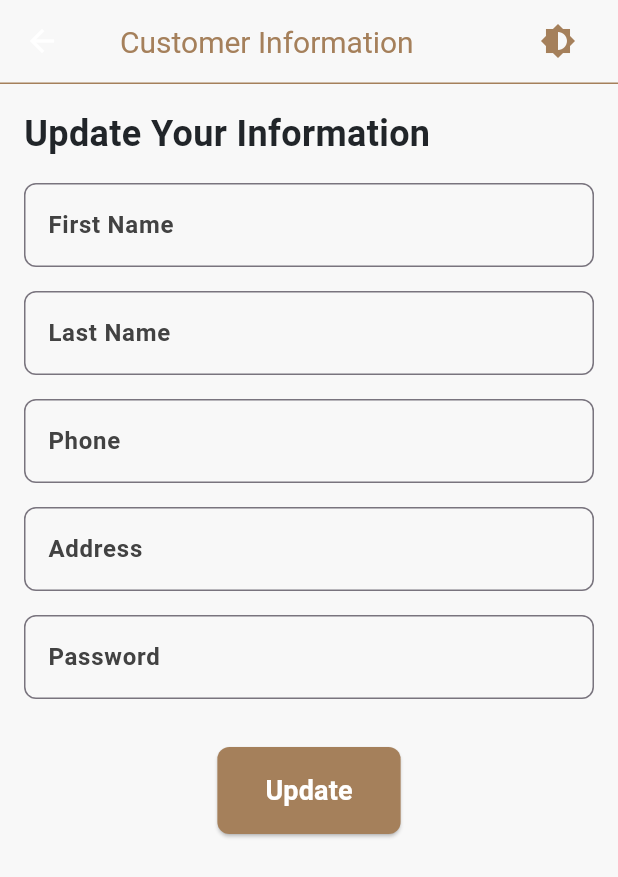
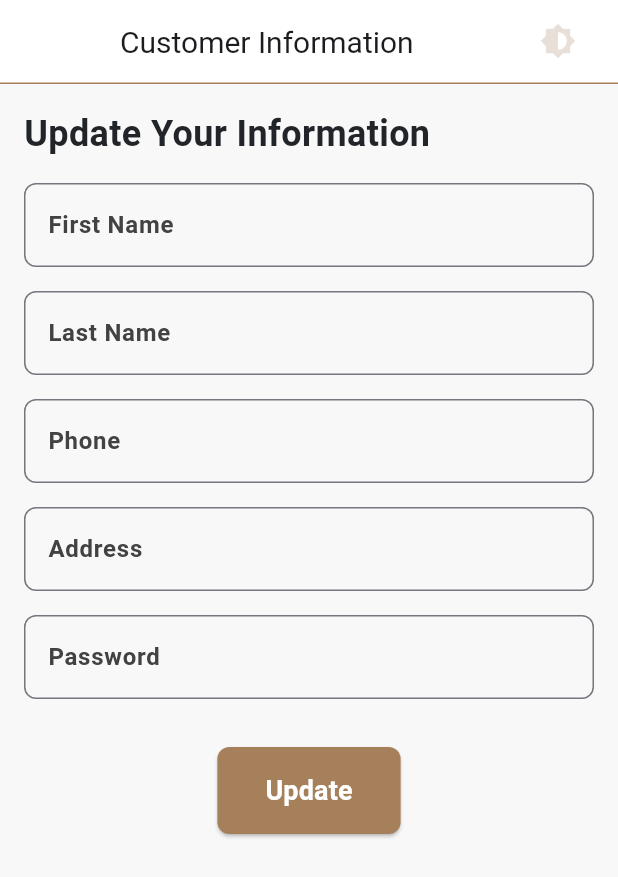
Before and after one commit to AhmedmohamedAhmed90/RealEstateMobile, a Flutter app: the CustomerDataPage screen opened directly with empty values, on a phone screen of 412 x 824 dp. Shown: the top 877 px of the screen. Run offline on Flutter 3.47's test engine with Material 3 defaults, Android fonts, the phone set to English and light mode, and no system bars; our stand-ins replace bloc, carousel_slider, dio, equatable, file_picker, flutter_bloc and 4 more; missing offline and left inert: custom_line_indicator_bottom_navbar; accounts and stored records are empty; network calls fail.

Commit message:
update 14 files and delete 20 files

```diff
--- a/real_estate_mobile/lib/modules/Home/carousel_with_Indicator.dart
+++ b/real_estate_mobile/lib/modules/Home/carousel_with_Indicator.dart
@@ -48,7 +48,7 @@ class _CarouselWithIndicatorState extends State<CarouselWithIndicator> {
             autoPlayInterval: Duration(seconds: 3),
             autoPlayAnimationDuration: Duration(milliseconds: 800),
             enlargeCenterPage: true,
-            enlargeFactor: 0.3,
+            enlargeFactor: 0.5,
             scrollDirection: Axis.horizontal,
             onPageChanged: (index, reason) {
               setState(() {
--- a/real_estate_mobile/lib/modules/Home/home_page.dart
+++ b/real_estate_mobile/lib/modules/Home/home_page.dart
@@ -198,7 +198,7 @@ class HomeContent extends StatelessWidget {
                             },
                           ),
                         ),
-                        title: Text(newsItem['title']!, style: Theme.of(context).textTheme.bodyLarge!.copyWith(color: Theme.of(context).primaryColor)),
+                        title: Text(newsItem['title']!, style: Theme.of(context).textTheme.bodyLarge!.copyWith(color: Theme.of(context).secondaryHeaderColor)),
                         onTap: () {
                           Navigator.push(
                             context,
@@ -246,9 +246,9 @@ class QuickAccessItem extends StatelessWidget {
         child: Column(
           mainAxisAlignment: MainAxisAlignment.center,
           children: [
-            Icon(icon, size: 30, color: Theme.of(context).primaryColor), // Use theme color
+            Icon(icon, size: 30, color: Theme.of(context).secondaryHeaderColor), // Use theme color
             const SizedBox(height: 10),
-            Text(label, style: Theme.of(context).textTheme.bodyMedium?.copyWith(color: Theme.of(context).primaryColor) ), // Use theme text style
+            Text(label, style: Theme.of(context).textTheme.bodyMedium?.copyWith(color: Theme.of(context).secondaryHeaderColor) ), // Use theme text style
           ],
         ),
       ),
--- a/real_estate_mobile/lib/modules/News/news_detail_page.dart
+++ b/real_estate_mobile/lib/modules/News/news_detail_page.dart
@@ -45,7 +45,7 @@ class NewsDetailPage extends StatelessWidget {
                   ),
                   SizedBox(height: 16),
                   Text(
-                    newsItem['text[en]'] ?? 'No content available',
+                    newsItem['title'] ?? 'No content available',
                     style: Theme.of(context).textTheme.bodyMedium,
                   ),
                 ],
--- a/real_estate_mobile/lib/shared/appcubit/ThemeCubit.dart
+++ b/real_estate_mobile/lib/shared/appcubit/ThemeCubit.dart
@@ -7,15 +7,17 @@ class LightThemeState extends ThemeState {
   ThemeData get themeData => ThemeData(
     unselectedWidgetColor:Colors.black45,
     cardColor: Colors.grey[300],
+    secondaryHeaderColor: Color.fromRGBO(165, 128, 91, 1),
         bottomNavigationBarTheme: BottomNavigationBarThemeData(),
         primaryColor: Color.fromRGBO(165, 128, 91, 1),
         scaffoldBackgroundColor: Color.fromRGBO(248, 248, 248, 1),
         appBarTheme: AppBarTheme(
-          color: Color.fromRGBO(165, 128, 91, 1),
+          // color: Color.fromRGBO(165, 128, 91, 1),
+          color: Color.fromRGBO(255, 255, 255, 1),
           iconTheme: IconThemeData(color: Colors.white),
           toolbarTextStyle: TextTheme(
             titleLarge: TextStyle(
-              color: Colors.white,
+              color: Colors.black,
               fontSize: 20,
               fontWeight: FontWeight.bold,
             ),
@@ -59,16 +61,19 @@ class LightThemeState extends ThemeState {
 class DarkThemeState extends ThemeState {
   @override
   ThemeData get themeData => ThemeData(
+    cardColor: Color.fromRGBO(165, 128, 91, 1),
+    secondaryHeaderColor: Colors.white,
     unselectedWidgetColor: Colors.white60,
         bottomNavigationBarTheme: BottomNavigationBarThemeData(),
         primaryColor: Color.fromRGBO(165, 128, 91, 1),
         scaffoldBackgroundColor: Color.fromRGBO(33, 37, 41, 1),
         appBarTheme: AppBarTheme(
-          color: Color.fromRGBO(165, 128, 91, 1),
+          // color: Color.fromRGBO(165, 128, 91, 1),
+          color: Color.fromRGBO(142, 139, 136, 1),
           iconTheme: IconThemeData(color: Colors.white),
           toolbarTextStyle: TextTheme(
             titleLarge: TextStyle(
-              color: Colors.white,
+              color: Colors.black87,
               fontSize: 20,
               fontWeight: FontWeight.bold,
             ),
--- a/real_estate_mobile/lib/shared/components/CustomAppBar.dart
+++ b/real_estate_mobile/lib/shared/components/CustomAppBar.dart
@@ -12,23 +12,24 @@ class CustomAppBar extends StatelessWidget implements PreferredSizeWidget {
       centerTitle: false,
       title: Row(
         mainAxisAlignment: MainAxisAlignment.start,
+        crossAxisAlignment: CrossAxisAlignment.center,
         children: [
           // Image.asset(
           //   'assets/images/Al-Dawlialogo.webp', // Replace with your image path
-          //   height: 80, // Adjust the height as needed
+          //   height: 100, // Adjust the height as needed
           // ),
           SizedBox(width: 8), // Spacing between the image and the title
           Text(
             title,
             style: TextStyle(
               fontWeight: FontWeight.normal,
-              color: Color.fromARGB(255, 165, 128, 91),
+              color: Theme.of(context).textTheme.headlineLarge?.color,
             ),
           ),
         ],
       ),
       elevation: 0,
-      backgroundColor: Colors.transparent,
+      backgroundColor: Theme.of(context).appBarTheme.backgroundColor,
       shape: RoundedRectangleBorder(
         borderRadius: BorderRadius.vertical(
           bottom: Radius.circular(0), // No rounded corners for bottom
@@ -45,7 +46,7 @@ class CustomAppBar extends StatelessWidget implements PreferredSizeWidget {
         IconButton(
           icon: Icon(Icons.brightness_6),
           onPressed: onToggleTheme,
-          color: Color.fromARGB(255, 165, 128, 91),
+          color: Color.fromARGB(255, 231, 223, 216),
         ),
         SizedBox(width: 16),
       ],
```
Also changed, not shown: real_estate_mobile/lib/modules/ServicesScreen/ServicesScreen.dart (+14 -21 lines), real_estate_mobile/lib/modules/TicketForm/TicketForm.dart (+13 -8 lines), 61 other files.
